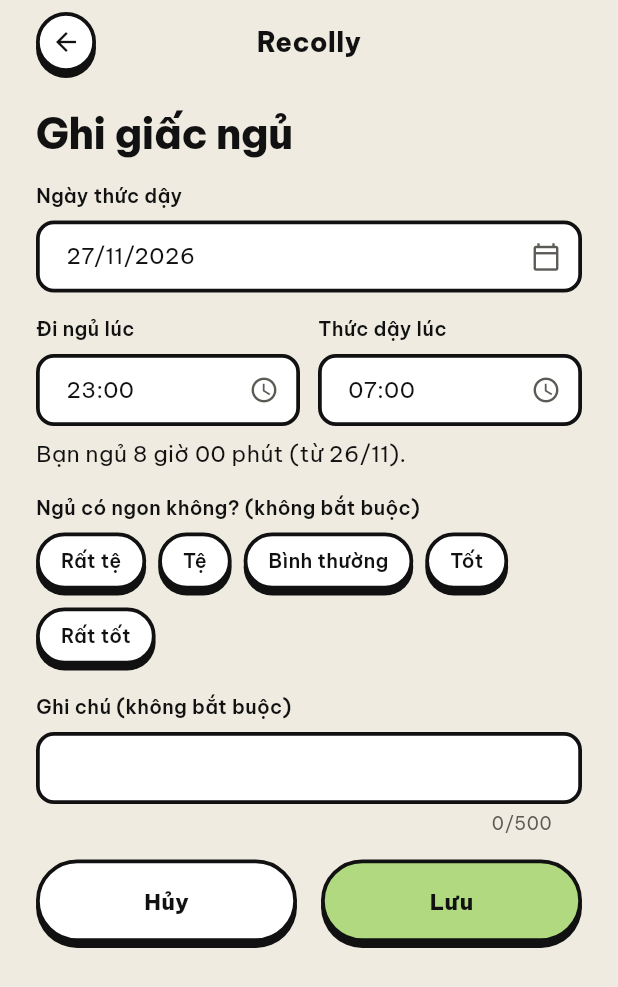
After one commit to Znoywho/Recolly, a Flutter app: the SleepLogFormPage screen opened directly, on a phone screen of 412 x 824 dp. The commit adds this screen. Shown: the top 987 px of the screen. Run offline on Flutter 3.47's test engine with Material 3 defaults, Android fonts, the phone set to English and light mode, and no system bars; our stand-ins replace fl_chart, flutter_secure_storage, google_sign_in, image_picker; missing offline and left inert: record; accounts and stored records are empty.

Commit message:
Let users log a night of sleep (R34)
The 'Ghi giấc ngủ đêm qua' button only showed 'coming soon', so no
sleep log could be entered and sleep debt had no real data. A form laid
out like the todo form takes the wake-up day, bedtime and wake time
(a bedtime later than the wake time is the evening before), an optional
quality 1-5 and a note, checks the server limits (16 h, not in the
future) and saves through createSleepLog. It opens from the sleep tab
(empty state and a new button) and from the + sheet. The sheet now
scrolls on short screens.

```diff
--- a/client/lib/features/add/add_schedule_sheet.dart
+++ b/client/lib/features/add/add_schedule_sheet.dart
@@ -2,6 +2,7 @@ import 'package:flutter/material.dart';
 
 import '../../core/theme/app_theme.dart';
 import '../../widgets/widgets.dart';
+import '../sleep/sleep_log_form_page.dart';
 import '../timetable/subject_form_page.dart';
 import '../timetable/timetable_import_page.dart';
 import '../todo/todo_form_page.dart';
@@ -46,7 +47,8 @@ class _AddScheduleSheetState extends State<AddScheduleSheet> {
   @override
   Widget build(BuildContext context) {
     return SafeArea(
-      child: Padding(
+      // Scrolls on short screens: 4 options + the manual chips are tall.
+      child: SingleChildScrollView(
         padding: const EdgeInsets.all(AppSpacing.lg),
         child: Column(
           mainAxisSize: MainAxisSize.min,
@@ -72,6 +74,13 @@ class _AddScheduleSheetState extends State<AddScheduleSheet> {
               title: 'Chụp thời khóa biểu',
               subtitle: 'Chụp ảnh lịch học, máy đọc ra các môn',
               onTap: () => open(const TimetableImportPage()),
+            ),
+            option(
+              icon: Icons.bedtime_outlined,
+              color: AppColors.green,
+              title: 'Ghi giấc ngủ',
+              subtitle: 'Giờ ngủ, giờ thức để tính nợ ngủ',
+              onTap: () => open(const SleepLogFormPage()),
             ),
             option(
               icon: Icons.edit_outlined,
--- /dev/null
+++ b/client/lib/features/sleep/sleep_log_form_page.dart
@@ -0,0 +1,243 @@
+import 'package:client/core/di/repository_scope.dart';
+import 'package:client/data/data.dart';
+import 'package:flutter/material.dart';
+
+import '../../core/theme/app_theme.dart';
+import '../../widgets/widgets.dart';
+import '../timetable/edit_subject_sheet.dart' show dateText, two;
+import '../todo/todo_list_page.dart' show TodoChip, TopBar;
+
+// R34 "Ghi giấc ngủ": one night (or a nap), laid out like "Thêm việc cần làm".
+// Pops `true` when saved.
+class SleepLogFormPage extends StatefulWidget {
+  const SleepLogFormPage({super.key});
+
+  @override
+  State<SleepLogFormPage> createState() => _SleepLogFormPageState();
+}
+
+// Server limits (server/app/schemas/health.py): MAX_SLEEP_HOURS, FUTURE_SKEW.
+const maxSleepHours = 16;
+const futureSkew = Duration(minutes: 5);
+
+const qualityNames = ['Rất tệ', 'Tệ', 'Bình thường', 'Tốt', 'Rất tốt'];
+
+// Bedtime and wake time as full dates, given the day the user woke up.
+// A bedtime later than the wake time was the evening before (23:30 → 07:00);
+// otherwise it is the same day (00:30 → 07:00, or a nap 13:00 → 14:00).
+(DateTime, DateTime) sleepWindow(
+  DateTime wakeDay,
+  TimeOfDay bed,
+  TimeOfDay wake,
+) {
+  final wakeAt = DateTime(
+    wakeDay.year,
+    wakeDay.month,
+    wakeDay.day,
+    wake.hour,
+    wake.minute,
+  );
+  var sleepAt = DateTime(
+    wakeDay.year,
+    wakeDay.month,
+    wakeDay.day,
+    bed.hour,
+    bed.minute,
+  );
+  if (!sleepAt.isBefore(wakeAt)) {
+    sleepAt = sleepAt.subtract(const Duration(days: 1));
+  }
+  return (sleepAt, wakeAt);
+}
+
+// The message to show, or null when the server will accept this night.
+String? sleepProblem(DateTime sleepAt, DateTime wakeAt, DateTime now) {
+  if (wakeAt.difference(sleepAt) > const Duration(hours: maxSleepHours)) {
+    return 'Một lần ngủ tối đa $maxSleepHours giờ, kiểm tra lại giờ nhé';
+  }
+  if (wakeAt.isAfter(now.add(futureSkew))) {
+    return 'Giờ thức dậy chưa tới, kiểm tra lại ngày nhé';
+  }
+  return null;
+}
+
+class _SleepLogFormPageState extends State<SleepLogFormPage> {
+  final noteCtrl = TextEditingController();
+  // Before 07:00 the default 07:00 wake time would be in the future.
+  DateTime wakeDay = DateUtils.dateOnly(
+    DateTime.now().subtract(const Duration(hours: 7)),
+  );
+  TimeOfDay bed = const TimeOfDay(hour: 23, minute: 0);
+  TimeOfDay wake = const TimeOfDay(hour: 7, minute: 0);
+  int? quality;
+  bool saving = false;
+
+  @override
+  void dispose() {
+    noteCtrl.dispose();
+    super.dispose();
+  }
+
+  Future<void> pickDay() async {
+    FocusScope.of(context).unfocus();
+    final now = DateTime.now();
+    final d = await showDatePicker(
+      context: context,
+      initialDate: wakeDay,
+      firstDate: now.subtract(const Duration(days: 60)),
+      lastDate: now,
+    );
+    if (d != null) setState(() => wakeDay = d);
+  }
+
+  // isBed picks which of the two times is set.
+  Future<void> pickTime(bool isBed) async {
+    FocusScope.of(context).unfocus();
+    final t = await showTimePicker(
+      context: context,
+      initialTime: isBed ? bed : wake,
+    );
+    if (t != null) setState(() => isBed ? bed = t : wake = t);
+  }
+
+  Future<void> save() async {
+    final (sleepAt, wakeAt) = sleepWindow(wakeDay, bed, wake);
+    final problem = sleepProblem(sleepAt, wakeAt, DateTime.now());
+    if (problem != null) {
+      showError(problem);
+      return;
+    }
+    final note = noteCtrl.text.trim();
+    setState(() => saving = true);
+    try {
+      await RepositoryScope.of(context).sleep.createSleepLog(
+        SleepLogCreate(
+          sleepAt: sleepAt,
+          wakeAt: wakeAt,
+          quality: quality,
+          note: note.isEmpty ? null : note,
+        ),
+      );
+      if (mounted) Navigator.pop(context, true);
+    } catch (e) {
+      setState(() => saving = false);
+      showError('Không lưu được, thử lại nhé');
+    }
+  }
+
+  void showError(String text) {
+    ScaffoldMessenger.of(context).showSnackBar(SnackBar(content: Text(text)));
+  }
+
+  // Same field label and tap box as TodoFormPage.
+  Widget label(String text) => Padding(
+    padding: const EdgeInsets.only(bottom: AppSpacing.xs, top: AppSpacing.md),
+    child: Text(text, style: AppTypography.label),
+  );
+
+  Widget pickBox(String text, IconData icon, VoidCallback onTap) {
+    return InkWell(
+      onTap: onTap,
+      borderRadius: AppRadii.inputAll,
+      child: InputDecorator(
+        decoration: InputDecoration(
+          contentPadding: const EdgeInsets.symmetric(
+            horizontal: AppSpacing.md,
+            vertical: AppSpacing.sm,
+          ),
+          suffixIcon: Icon(icon, size: 20),
+        ),
+        child: Text(text, maxLines: 1, style: AppTypography.body),
+      ),
+    );
+  }
+
+  // One half of the "Đi ngủ / Thức dậy" row.
+  Widget timeHalf(String title, TimeOfDay t, bool isBed) => Expanded(
+    child: Column(
+      crossAxisAlignment: CrossAxisAlignment.stretch,
+      children: [
+        label(title),
+        pickBox(
+          '${two(t.hour)}:${two(t.minute)}',
+          Icons.schedule,
+          () => pickTime(isBed),
+        ),
+      ],
+    ),
+  );
+
+  @override
+  Widget build(BuildContext context) {
+    final (sleepAt, wakeAt) = sleepWindow(wakeDay, bed, wake);
+    final slept = wakeAt.difference(sleepAt);
+    return Scaffold(
+      body: SafeArea(
+        child: ListView(
+          padding: const EdgeInsets.fromLTRB(
+            AppSpacing.lg,
+            AppSpacing.xs,
+            AppSpacing.lg,
+            AppSpacing.lg,
+          ),
+          children: [
+            const TopBar(),
+            const SizedBox(height: AppSpacing.lg),
+            const Text('Ghi giấc ngủ', style: AppTypography.title),
+            label('Ngày thức dậy'),
+            pickBox(dateText(wakeDay), Icons.calendar_today_outlined, pickDay),
+            Row(
+              children: [
+                timeHalf('Đi ngủ lúc', bed, true),
+                const SizedBox(width: AppSpacing.sm),
+                timeHalf('Thức dậy lúc', wake, false),
+              ],
+            ),
+            const SizedBox(height: AppSpacing.xs),
+            Text(
+              'Bạn ngủ ${slept.inHours} giờ ${two(slept.inMinutes % 60)} phút '
+              '(từ ${two(sleepAt.day)}/${two(sleepAt.month)}).',
+              style: AppTypography.body,
+            ),
+            label('Ngủ có ngon không? (không bắt buộc)'),
+            Wrap(
+              spacing: AppSpacing.xs,
+              runSpacing: AppSpacing.xs,
+              children: [
+                for (var q = 1; q <= 5; q++)
+                  TodoChip(
+                    label: qualityNames[q - 1],
+                    selected: quality == q,
+                    // Tapping the picked one again clears it.
+                    onTap: () =>
+                        setState(() => quality = quality == q ? null : q),
+                  ),
+              ],
+            ),
+            label('Ghi chú (không bắt buộc)'),
+            TextField(controller: noteCtrl, maxLength: 500),
+            const SizedBox(height: AppSpacing.md),
+            Row(
+              children: [
+                Expanded(
+                  child: BrutalButton(
+                    label: 'Hủy',
+                    color: AppColors.white,
+                    onPressed: saving ? null : () => Navigator.pop(context),
+                  ),
+                ),
+                const SizedBox(width: AppSpacing.md),
+                Expanded(
+                  child: BrutalButton(
+                    label: saving ? 'Đang lưu...' : 'Lưu',
+                    onPressed: saving ? null : save,
+                  ),
+                ),
+              ],
+            ),
+          ],
+        ),
+      ),
+    );
+  }
+}
```
Also changed, not shown: client/lib/features/sleep/sleep_page.dart (+18 -4 lines), 1 other file.
